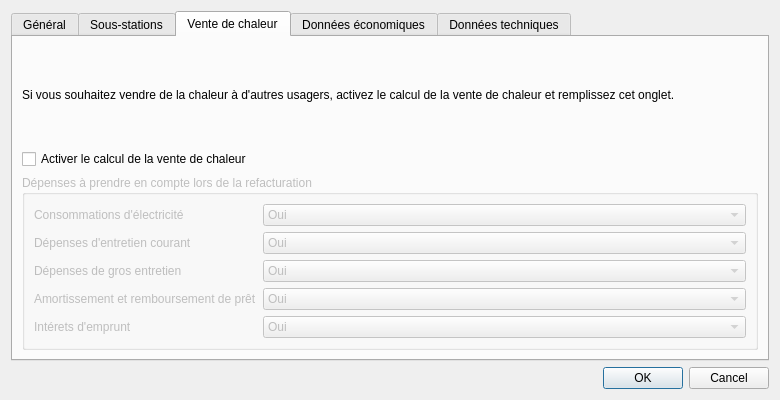
Qt form configurationdialog.ui (pyridiss/suivi-chaufferies) before a commit.
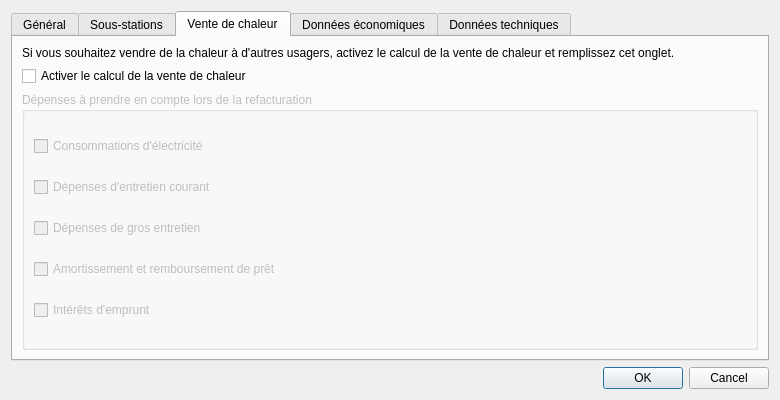
The same form after that commit. The open tabs and pages were chosen to show the change. Icons and pictures are not drawn.

Patch:
```diff
--- a/configurationdialog.ui
+++ b/configurationdialog.ui
@@ -207,115 +207,51 @@
          <property name="enabled">
           <bool>false</bool>
          </property>
+         <property name="sizePolicy">
+          <sizepolicy hsizetype="Preferred" vsizetype="Expanding">
+           <horstretch>0</horstretch>
+           <verstretch>0</verstretch>
+          </sizepolicy>
+         </property>
          <property name="title">
           <string>Dépenses à prendre en compte lors de la refacturation</string>
          </property>
-         <layout class="QFormLayout" name="formLayout_2">
-          <item row="2" column="1">
-           <widget class="QComboBox" name="comboBox_HeatSell_RoutineMaintenance">
-            <item>
-             <property name="text">
-              <string>Oui</string>
-             </property>
-            </item>
-            <item>
-             <property name="text">
-              <string>Non</string>
-             </property>
-            </item>
-           </widget>
-          </item>
-          <item row="3" column="1">
-           <widget class="QComboBox" name="comboBox_HeatSell_MajorMaintenance">
-            <item>
-             <property name="text">
-              <string>Oui</string>
-             </property>
-            </item>
-            <item>
-             <property name="text">
-              <string>Non</string>
-             </property>
-            </item>
-           </widget>
-          </item>
-          <item row="5" column="1">
-           <widget class="QComboBox" name="comboBox_HeatSell_LoanInterest">
-            <item>
-             <property name="text">
-              <string>Oui</string>
-             </property>
-            </item>
-            <item>
-             <property name="text">
-              <string>Non</string>
-             </property>
-            </item>
-           </widget>
-          </item>
-          <item row="4" column="1">
-           <widget class="QComboBox" name="comboBox_HeatSell_LoanAmortization">
-            <item>
-             <property name="text">
-              <string>Oui</string>
-             </property>
-            </item>
-            <item>
-             <property name="text">
-              <string>Non</string>
-             </property>
-            </item>
-           </widget>
-          </item>
-          <item row="5" column="0">
-           <widget class="QLabel" name="label_11">
-            <property name="text">
-             <string>Intérets d'emprunt</string>
-            </property>
-           </widget>
-          </item>
-          <item row="4" column="0">
-           <widget class="QLabel" name="label_10">
-            <property name="text">
-             <string>Amortissement et remboursement de prêt</string>
-            </property>
-           </widget>
-          </item>
-          <item row="3" column="0">
-           <widget class="QLabel" name="label_9">
-            <property name="text">
-             <string>Dépenses de gros entretien</string>
-            </property>
-           </widget>
-          </item>
-          <item row="2" column="0">
-           <widget class="QLabel" name="label_8">
-            <property name="text">
-             <string>Dépenses d'entretien courant</string>
-            </property>
-           </widget>
-          </item>
-          <item row="1" column="1">
-           <widget class="QComboBox" name="comboBox_HeatSell_Electricity">
-            <item>
-             <property name="text">
-              <string>Oui</string>
-             </property>
-            </item>
-            <item>
-             <property name="text">
-              <string>Non</string>
-             </property>
-            </item>
-           </widget>
-          </item>
-          <item row="1" column="0">
-           <widget class="QLabel" name="label_7">
+         <layout class="QVBoxLayout" name="verticalLayout_5">
+          <item>
+           <widget class="QCheckBox" name="editHeatSell_Electricity">
             <property name="text">
              <string>Consommations d'électricité</string>
             </property>
            </widget>
           </item>
+          <item>
+           <widget class="QCheckBox" name="editHeatSell_RoutineMaintenance">
+            <property name="text">
+             <string>Dépenses d'entretien courant</string>
+            </property>
+           </widget>
+          </item>
+          <item>
+           <widget class="QCheckBox" name="editHeatSell_MajorMaintenance">
+            <property name="text">
+             <string>Dépenses de gros entretien</string>
+            </property>
+           </widget>
+          </item>
+          <item>
+           <widget class="QCheckBox" name="editHeatSell_LoanAmortization">
+            <property name="text">
+             <string>Amortissement et remboursement de prêt</string>
+            </property>
+           </widget>
+          </item>
+          <item>
+           <widget class="QCheckBox" name="editHeatSell_LoanInterest">
+            <property name="text">
+             <string>Intérêts d'emprunt</string>
+            </property>
+           </widget>
+          </item>
          </layout>
         </widget>
        </item>
@@ -507,7 +443,7 @@
          <property name="title">
           <string>Estimation de consommation des sous-stations</string>
          </property>
-         <layout class="QVBoxLayout" name="verticalLayout_5">
+         <layout class="QVBoxLayout" name="verticalLayout_3">
           <item>
            <widget class="QTableWidget" name="tableWidget_SubstationsConsumptions">
             <attribute name="verticalHeaderVisible">
```
Left out of the diff: 77 changed lines with no effect on the pictures.
